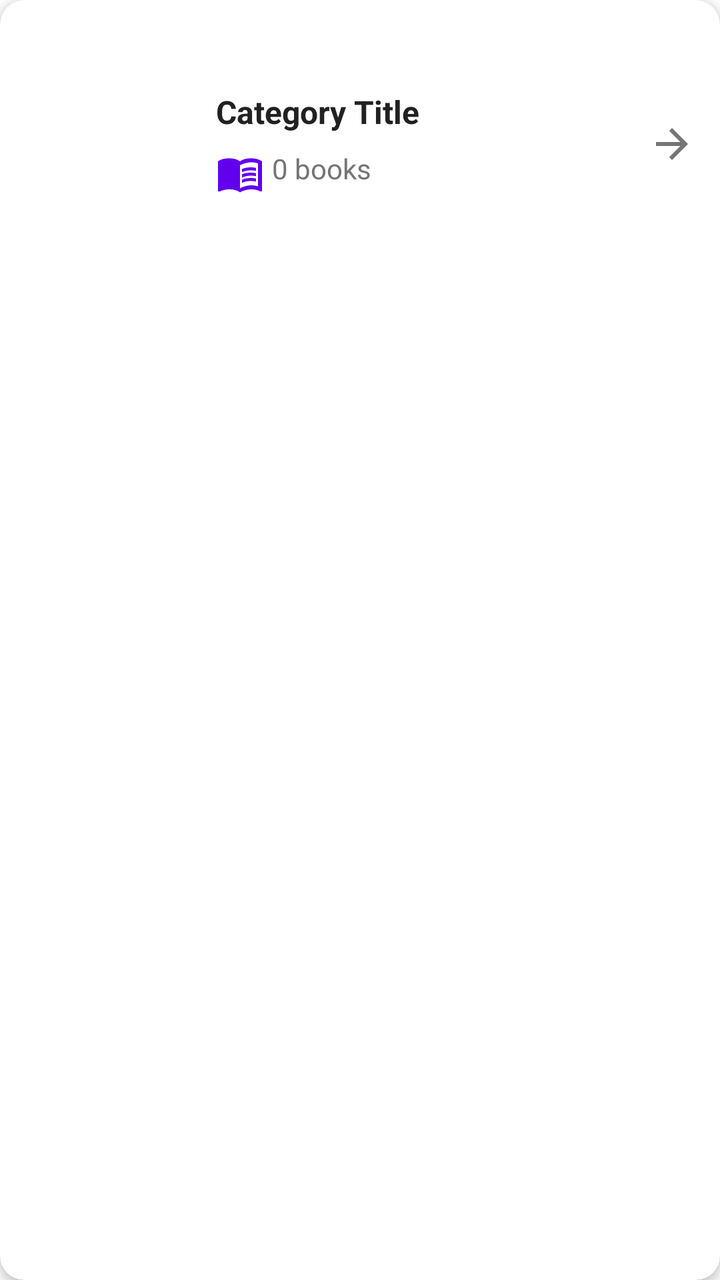
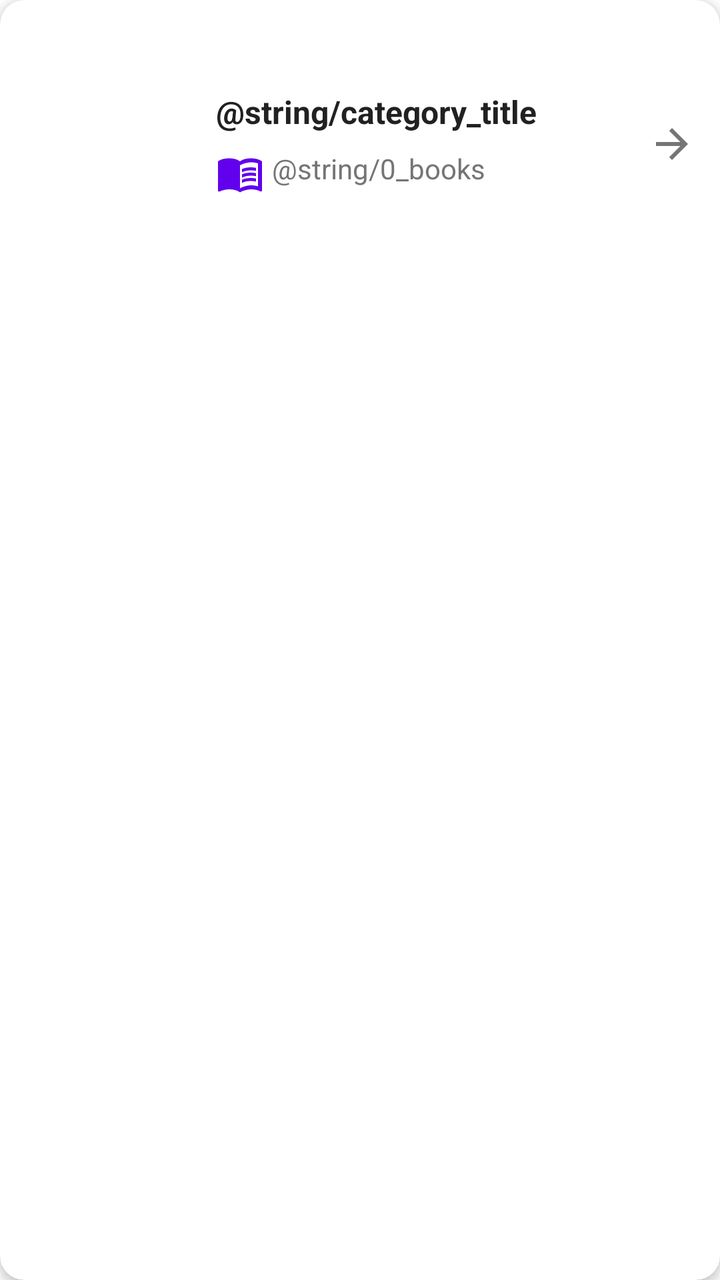

Before-and-after screenshots of an Android layout around one commit, followed by the original layout XML and the change that was made.
<!-- AndroidManifest.xml: application theme Theme.MyApplication -->
<!-- res/layout/item_listopia.xml -->
<?xml version="1.0" encoding="utf-8"?>
<com.google.android.material.card.MaterialCardView
    xmlns:android="http://schemas.android.com/apk/res/android"
    xmlns:app="http://schemas.android.com/apk/res-auto"
    android:id="@+id/listopiaCard"
    android:layout_width="match_parent"
    android:layout_height="wrap_content"
    android:layout_margin="8dp"
    app:cardCornerRadius="12dp"
    app:cardElevation="3dp"
    android:clickable="true"
    android:focusable="true"
    android:foreground="?android:attr/selectableItemBackground">

    <LinearLayout
        android:layout_width="match_parent"
        android:layout_height="wrap_content"
        android:orientation="horizontal"
        android:padding="12dp">

        
        <com.google.android.material.card.MaterialCardView
            android:layout_width="80dp"
            android:layout_height="120dp"
            app:cardCornerRadius="8dp"
            app:cardElevation="0dp">

            <ImageView
                android:id="@+id/thumbnailImage"
                android:layout_width="match_parent"
                android:layout_height="match_parent"
                android:scaleType="centerCrop"
                android:contentDescription="Category thumbnail" />

        </com.google.android.material.card.MaterialCardView>

        
        <LinearLayout
            android:layout_width="0dp"
            android:layout_height="wrap_content"
            android:layout_weight="1"
            android:layout_marginStart="16dp"
            android:layout_gravity="center_vertical"
            android:orientation="vertical">

            <TextView
                android:id="@+id/categoryTitle"
                android:layout_width="match_parent"
                android:layout_height="wrap_content"
                android:text="Category Title"
                android:textColor="#212121"
                android:textSize="16sp"
                android:textStyle="bold"
                android:maxLines="3"
                android:ellipsize="end" />

            <TextView
                android:id="@+id/bookCount"
                android:layout_width="wrap_content"
                android:layout_height="wrap_content"
                android:layout_marginTop="8dp"
                android:text="0 books"
                android:textColor="#757575"
                android:textSize="14sp"
                android:drawableStart="@drawable/ic_book_open"
                android:drawablePadding="4dp"
                android:drawableTint="@color/purple_500" />

        </LinearLayout>

        
        <ImageView
            android:layout_width="24dp"
            android:layout_height="24dp"
            android:layout_gravity="center_vertical"
            android:layout_marginStart="8dp"
            android:src="@drawable/ic_arrow_forward"
            android:tint="#757575"
            android:contentDescription="View category" />

    </LinearLayout>

</com.google.android.material.card.MaterialCardView>
<!-- resources referenced by this layout -->
<resources>
  <color name="purple_500">#FF6200EE</color>
  <!-- drawable ic_arrow_forward (drawable) -->
  <vector xmlns:android="http://schemas.android.com/apk/res/android"
      android:width="24dp" android:height="24dp"
      android:viewportWidth="24" android:viewportHeight="24">
      <path android:fillColor="#000000"
          android:pathData="M12,4l-1.41,1.41L16.17,11H4v2h12.17l-5.58,5.59L12,20l8,-8z"/>
  </vector>
  <!-- drawable ic_book_open (drawable) -->
  <vector xmlns:android="http://schemas.android.com/apk/res/android"
      android:width="24dp"
      android:height="24dp"
      android:viewportWidth="24"
      android:viewportHeight="24"
      android:tint="?attr/colorControlNormal">
      <path
          android:fillColor="@android:color/white"
          android:pathData="M21,5c-1.11,-0.35 -2.33,-0.5 -3.5,-0.5c-1.95,0 -4.05,0.4 -5.5,1.5c-1.45,-1.1 -3.55,-1.5 -5.5,-1.5S2.45,4.9 1,6v14.65c0,0.25 0.25,0.5 0.5,0.5c0.1,0 0.15,-0.05 0.25,-0.05C3.1,20.45 5.05,20 6.5,20c1.95,0 4.05,0.4 5.5,1.5c1.35,-0.85 3.8,-1.5 5.5,-1.5c1.65,0 3.35,0.3 4.75,1.05c0.1,0.05 0.15,0.05 0.25,0.05c0.25,0 0.5,-0.25 0.5,-0.5V6C22.4,5.55 21.75,5.25 21,5zM21,18.5c-1.1,-0.35 -2.3,-0.5 -3.5,-0.5c-1.7,0 -4.15,0.65 -5.5,1.5V8c1.35,-0.85 3.8,-1.5 5.5,-1.5c1.2,0 2.4,0.15 3.5,0.5V18.5z"/>
      <path
          android:fillColor="@android:color/white"
          android:pathData="M17.5,10.5c0.88,0 1.73,0.09 2.5,0.26V9.24C19.21,9.09 18.36,9 17.5,9c-1.7,0 -3.24,0.29 -4.5,0.83v1.66C14.13,10.85 15.7,10.5 17.5,10.5z"/>
      <path
          android:fillColor="@android:color/white"
          android:pathData="M13,12.49v1.66c1.13,-0.64 2.7,-0.99 4.5,-0.99c0.88,0 1.73,0.09 2.5,0.26V11.9c-0.79,-0.15 -1.64,-0.24 -2.5,-0.24C15.8,11.66 14.26,11.96 13,12.49z"/>
      <path
          android:fillColor="@android:color/white"
          android:pathData="M17.5,14.33c-1.7,0 -3.24,0.29 -4.5,0.83v1.66c1.13,-0.64 2.7,-0.99 4.5,-0.99c0.88,0 1.73,0.09 2.5,0.26v-1.52C19.21,14.41 18.36,14.33 17.5,14.33z"/>
  </vector>
  <style name="Theme.MyApplication" parent="Theme.MaterialComponents.Light.NoActionBar">
          
          <item name="colorPrimary">@color/purple_500</item>
          <item name="colorPrimaryVariant">@color/purple_700</item>
          <item name="colorOnPrimary">@color/white</item>
          
          <item name="colorSecondary">@color/teal_200</item>
          <item name="colorSecondaryVariant">@color/teal_700</item>
          <item name="colorOnSecondary">@color/black</item>
          
          <item name="android:statusBarColor">?attr/colorPrimaryVariant</item>
          
      </style>
  <color name="purple_700">#FF3700B3</color>
  <color name="white">#FFFFFFFF</color>
  <color name="teal_200">#FF03DAC5</color>
  <color name="teal_700">#FF018786</color>
  <color name="black">#FF000000</color>
</resources>

<!-- the commit's change to res/layout/item_listopia.xml (unified diff, before → after) -->
@@ -1,82 +1,26 @@
-<?xml version="1.0" encoding="utf-8"?>
-<com.google.android.material.card.MaterialCardView
-    xmlns:android="http://schemas.android.com/apk/res/android"
-    xmlns:app="http://schemas.android.com/apk/res-auto"
-    android:id="@+id/listopiaCard"
-    android:layout_width="match_parent"
-    android:layout_height="wrap_content"
-    android:layout_margin="8dp"
-    app:cardCornerRadius="12dp"
-    app:cardElevation="3dp"
-    android:clickable="true"
-    android:focusable="true"
-    android:foreground="?android:attr/selectableItemBackground">
+<?xml version='1.0' encoding='utf-8'?>
+<com.google.android.material.card.MaterialCardView xmlns:android="http://schemas.android.com/apk/res/android" xmlns:app="http://schemas.android.com/apk/res-auto" android:id="@+id/listopiaCard" android:layout_width="match_parent" android:layout_height="wrap_content" android:layout_margin="8dp" app:cardCornerRadius="12dp" app:cardElevation="3dp" android:clickable="true" android:focusable="true" android:foreground="?android:attr/selectableItemBackground">
 
-    <LinearLayout
-        android:layout_width="match_parent"
-        android:layout_height="wrap_content"
-        android:orientation="horizontal"
-        android:padding="12dp">
+    <LinearLayout android:layout_width="match_parent" android:layout_height="wrap_content" android:orientation="horizontal" android:padding="12dp">
 
         
-        <com.google.android.material.card.MaterialCardView
-            android:layout_width="80dp"
-            android:layout_height="120dp"
-            app:cardCornerRadius="8dp"
-            app:cardElevation="0dp">
+        <com.google.android.material.card.MaterialCardView android:layout_width="80dp" android:layout_height="120dp" app:cardCornerRadius="8dp" app:cardElevation="0dp">
 
-            <ImageView
-                android:id="@+id/thumbnailImage"
-                android:layout_width="match_parent"
-                android:layout_height="match_parent"
-                android:scaleType="centerCrop"
-                android:contentDescription="Category thumbnail" />
+            <ImageView android:id="@+id/thumbnailImage" android:layout_width="match_parent" android:layout_height="match_parent" android:scaleType="centerCrop" android:contentDescription="Category thumbnail" />
 
         </com.google.android.material.card.MaterialCardView>
 
         
-        <LinearLayout
-            android:layout_width="0dp"
-            android:layout_height="wrap_content"
-            android:layout_weight="1"
-            android:layout_marginStart="16dp"
-            android:layout_gravity="center_vertical"
-            android:orientation="vertical">
+        <LinearLayout android:layout_width="0dp" android:layout_height="wrap_content" android:layout_weight="1" android:layout_marginStart="16dp" android:layout_gravity="center_vertical" android:orientation="vertical">
 
-            <TextView
-                android:id="@+id/categoryTitle"
-                android:layout_width="match_parent"
-                android:layout_height="wrap_content"
-                android:text="Category Title"
-                android:textColor="#212121"
-                android:textSize="16sp"
-                android:textStyle="bold"
-                android:maxLines="3"
-                android:ellipsize="end" />
+            <TextView android:id="@+id/categoryTitle" android:layout_width="match_parent" android:layout_height="wrap_content" android:text="@string/category_title" android:textColor="#212121" android:textSize="16sp" android:textStyle="bold" android:maxLines="3" android:ellipsize="end" />
 
-            <TextView
-                android:id="@+id/bookCount"
-                android:layout_width="wrap_content"
-                android:layout_height="wrap_content"
-                android:layout_marginTop="8dp"
-                android:text="0 books"
-                android:textColor="#757575"
-                android:textSize="14sp"
-                android:drawableStart="@drawable/ic_book_open"
-                android:drawablePadding="4dp"
-                android:drawableTint="@color/purple_500" />
+            <TextView android:id="@+id/bookCount" android:layout_width="wrap_content" android:layout_height="wrap_content" android:layout_marginTop="8dp" android:text="@string/0_books" android:textColor="#757575" android:textSize="14sp" android:drawableStart="@drawable/ic_book_open" android:drawablePadding="4dp" android:drawableTint="@color/purple_500" />
 
         </LinearLayout>
 
         
-        <ImageView
-            android:layout_width="24dp"
-            android:layout_height="24dp"
-            android:layout_gravity="center_vertical"
-            android:layout_marginStart="8dp"
-            android:src="@drawable/ic_arrow_forward"
-            android:tint="#757575"
-            android:contentDescription="View category" />
+        <ImageView android:layout_width="24dp" android:layout_height="24dp" android:layout_gravity="center_vertical" android:layout_marginStart="8dp" android:src="@drawable/ic_arrow_forward" android:tint="#757575" android:contentDescription="View category" />
 
     </LinearLayout>
 
<!-- resource entries referenced after the edit -->
@@ -28,6 +28,8 @@
           android:fillColor="@android:color/white"
           android:pathData="M17.5,14.33c-1.7,0 -3.24,0.29 -4.5,0.83v1.66c1.13,-0.64 2.7,-0.99 4.5,-0.99c0.88,0 1.73,0.09 2.5,0.26v-1.52C19.21,14.41 18.36,14.33 17.5,14.33z"/>
   </vector>
+  <string name="0_books">0 books</string>
+  <string name="category_title">Category Title</string>
   <style name="Theme.MyApplication" parent="Theme.MaterialComponents.Light.NoActionBar">
           
           <item name="colorPrimary">@color/purple_500</item>
